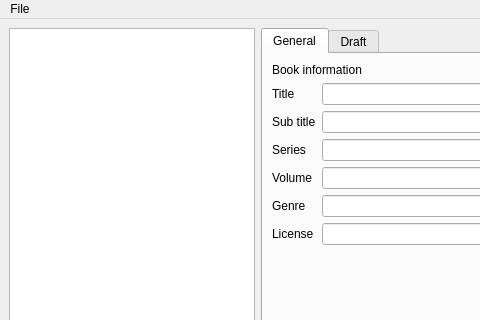
Before: the Qt Designer form mainwindow.ui in NovelLab/sms-editor1, drawn with Qt 5; both pictures show x 0 to 480 and y 0 to 320 of the 800 by 600 pixel window.
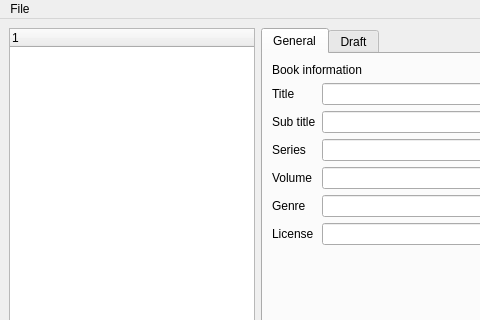
After: the same form once the commit is applied. Custom widgets are drawn as their Qt base class.

Commit message: Change treeView to treeWidget.

```diff
--- a/mainwindow.ui
+++ b/mainwindow.ui
@@ -16,7 +16,13 @@
   <widget class="QWidget" name="centralwidget">
    <layout class="QHBoxLayout" name="horizontalLayout">
     <item>
-     <widget class="OutlineView" name="outlineTreeView"/>
+     <widget class="QTreeWidget" name="outlineTreeWidget">
+      <column>
+       <property name="text">
+        <string notr="true">1</string>
+       </property>
+      </column>
+     </widget>
     </item>
     <item>
      <widget class="QTabWidget" name="mainTabWidget">
@@ -182,11 +188,6 @@
    <extends>QTableView</extends>
    <header>cardview.h</header>
   </customwidget>
-  <customwidget>
-   <class>OutlineView</class>
-   <extends>QTreeView</extends>
-   <header>outlineview.h</header>
-  </customwidget>
  </customwidgets>
  <resources/>
  <connections/>
```
The commit also changes 7 other files.
